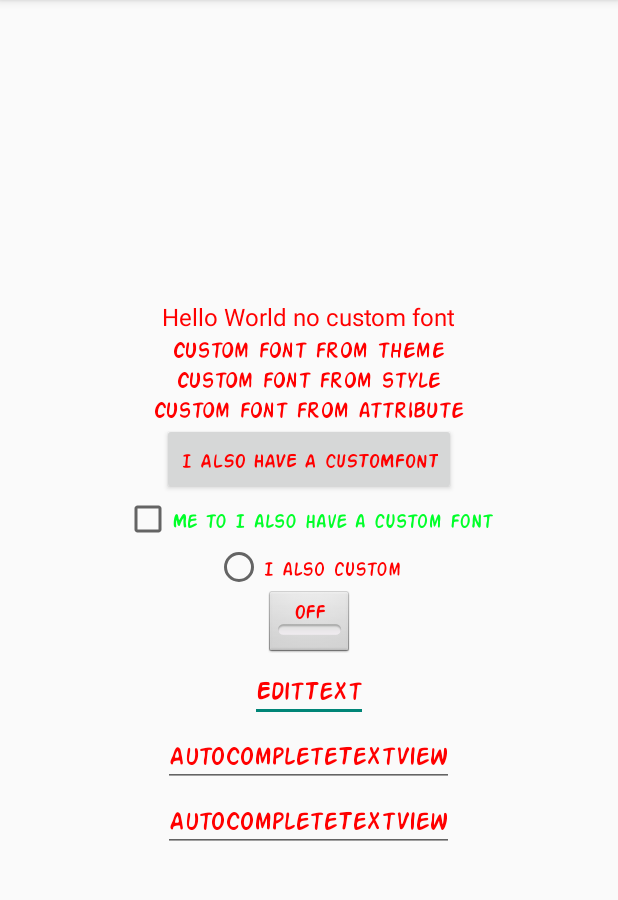
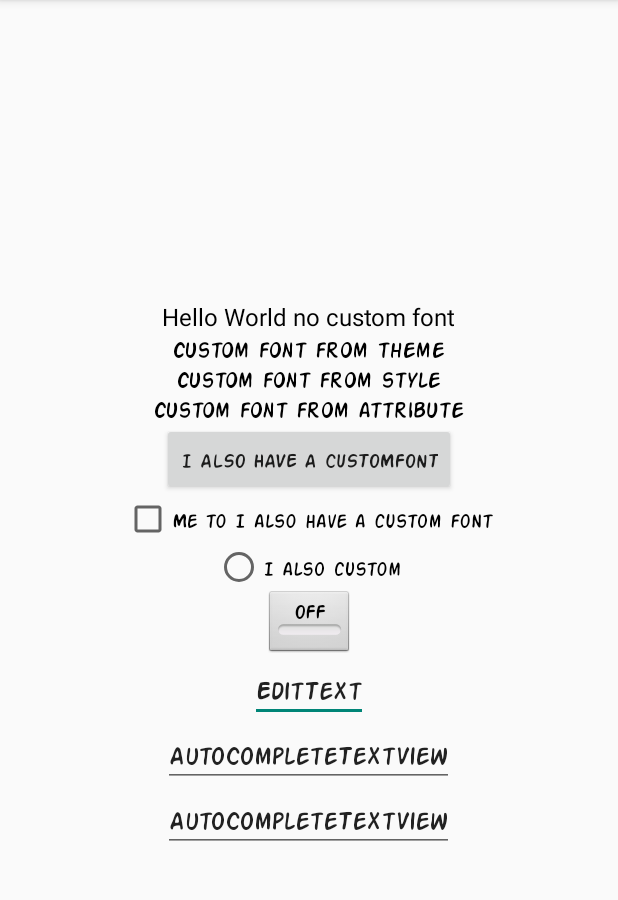
Before and after one commit to Pixplicity/letterpress, an Android app: the screen it shows after launch (MainActivity), on a phone screen of 412 x 824 dp, the part 84-984 px from its top. Run offline under Robolectric (Android 15) with nearby library versions, the phone set to English and light mode, and no system bars.

Commit message:
removed color from style updating readme

```diff
--- a/app/src/main/res/values/styles.xml
+++ b/app/src/main/res/values/styles.xml
@@ -5,7 +5,6 @@
         <item name="pix_fontBold">fonts/Action_Man_Bold.ttf</item>
         <item name="pix_fontItalic">fonts/Action_Man_Italic.ttf</item>
         <item name="pix_fontBoldItalic">fonts/Action_Man_Bold_Italic.ttf</item>
-        <item name="android:textColor">#F00</item>
     </style>
 
     <style name="FontButtonStyle" parent="Widget.AppCompat.Button">
@@ -13,7 +12,6 @@
         <item name="pix_fontBold">fonts/Action_Man_Bold.ttf</item>
         <item name="pix_fontItalic">fonts/Action_Man_Italic.ttf</item>
         <item name="pix_fontBoldItalic">fonts/Action_Man_Bold_Italic.ttf</item>
-        <item name="android:textColor">#F00</item>
     </style>
 
     <style name="FontCheckBoxStyle" parent="Widget.AppCompat.CompoundButton.CheckBox">
@@ -21,7 +19,6 @@
         <item name="pix_fontBold">fonts/Action_Man_Bold.ttf</item>
         <item name="pix_fontItalic">fonts/Action_Man_Italic.ttf</item>
         <item name="pix_fontBoldItalic">fonts/Action_Man_Bold_Italic.ttf</item>
-        <item name="android:textColor">#00ff29</item>
     </style>
 
     <style name="FontEditTextStyle" parent="Widget.AppCompat.EditText">
@@ -29,7 +26,6 @@
         <item name="pix_fontBold">fonts/Action_Man_Bold.ttf</item>
         <item name="pix_fontItalic">fonts/Action_Man_Italic.ttf</item>
         <item name="pix_fontBoldItalic">fonts/Action_Man_Bold_Italic.ttf</item>
-        <item name="android:textColor">#F00</item>
     </style>
 
     <style name="FontRadioButtonStyle" parent="Widget.AppCompat.CompoundButton.RadioButton">
@@ -37,7 +33,6 @@
         <item name="pix_fontBold">fonts/Action_Man_Bold.ttf</item>
         <item name="pix_fontItalic">fonts/Action_Man_Italic.ttf</item>
         <item name="pix_fontBoldItalic">fonts/Action_Man_Bold_Italic.ttf</item>
-        <item name="android:textColor">#F00</item>
     </style>
 
     <style name="FontTextViewStyle" parent="@android:style/TextAppearance.Widget.TextView">
@@ -45,7 +40,6 @@
         <item name="pix_fontBold">fonts/Action_Man_Bold.ttf</item>
         <item name="pix_fontItalic">fonts/Action_Man_Italic.ttf</item>
         <item name="pix_fontBoldItalic">fonts/Action_Man_Bold_Italic.ttf</item>
-        <item name="android:textColor">#F00</item>
     </style>
 
     <style name="FontToggleButton" parent="@android:style/Widget.Button.Toggle">
@@ -53,6 +47,5 @@
         <item name="pix_fontBold">fonts/Action_Man_Bold.ttf</item>
         <item name="pix_fontItalic">fonts/Action_Man_Italic.ttf</item>
         <item name="pix_fontBoldItalic">fonts/Action_Man_Bold_Italic.ttf</item>
-        <item name="android:textColor">#F00</item>
     </style>
 </resources>
```
Also changed, not shown: 1 other file.
